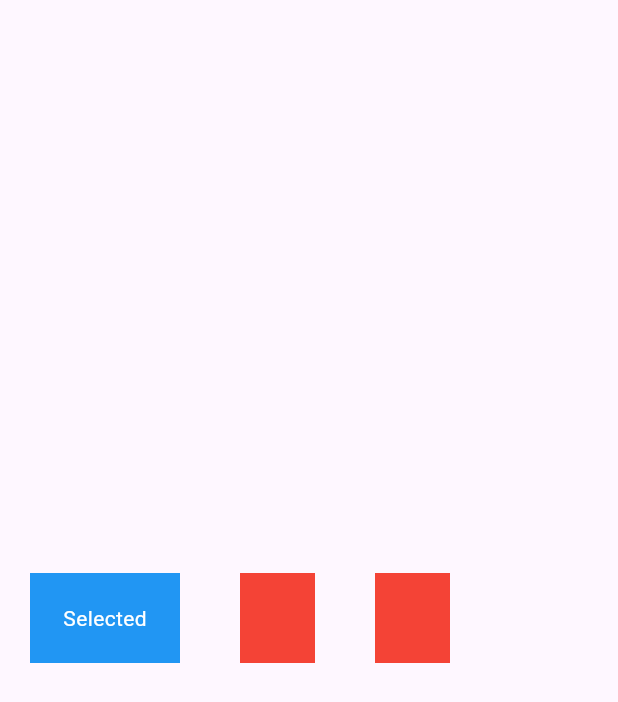
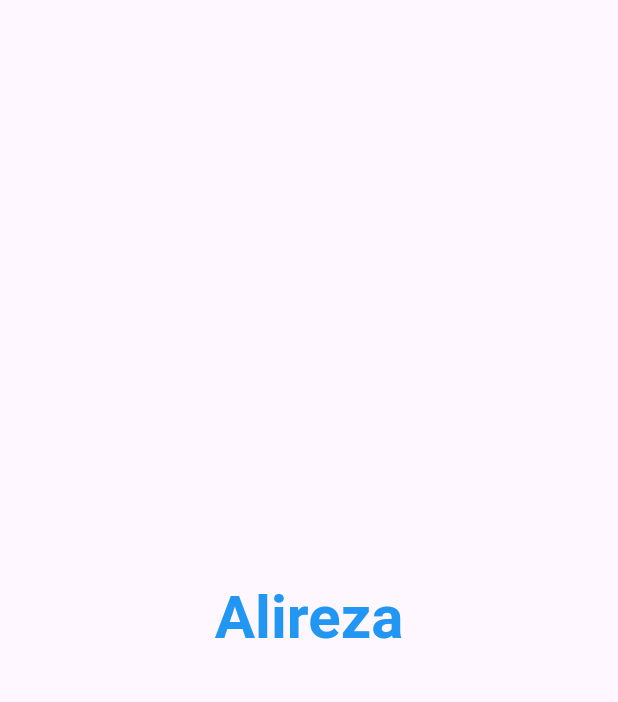
Before and after one commit to Alireza-Seif/animations, a Flutter app: the screen it shows after launch, on a phone screen of 412 x 824 dp. Shown: the top 702 px of the screen. Run offline on Flutter 3.47's test engine with Material 3 defaults, Android fonts, the phone set to English and light mode, and no system bars.

Commit message:
feat: Text Animation test

```diff
--- a/lib/main.dart
+++ b/lib/main.dart
@@ -2,6 +2,7 @@ import 'package:animations/container_animation.dart';
 import 'package:animations/opacity_animation.dart';
 import 'package:animations/position_animation.dart';
 import 'package:animations/rotation_animation.dart';
+import 'package:animations/text_animation.dart';
 import 'package:flutter/material.dart';
 
 void main() {
@@ -14,7 +15,7 @@ class MainApp extends StatelessWidget {
   @override
   Widget build(BuildContext context) {
     return const MaterialApp(
-      home: ContainerAnimation()
+      home: TextAnimation()
     );
   }
 }
--- /dev/null
+++ b/lib/text_animation.dart
@@ -0,0 +1,23 @@
+import 'package:flutter/material.dart';
+
+class TextAnimation extends StatefulWidget {
+  const TextAnimation({super.key});
+
+  @override
+  State<TextAnimation> createState() => _TextAnimationState();
+}
+
+class _TextAnimationState extends State<TextAnimation> {
+  @override
+  Widget build(BuildContext context) {
+    return const Scaffold(
+      body: Center(
+        child: AnimatedDefaultTextStyle(
+            duration: Duration(seconds: 2),
+            style: TextStyle(
+                fontSize: 40, fontWeight: FontWeight.bold, color: Colors.blue),
+            child: Text('Alireza')),
+      ),
+    );
+  }
+}
```
